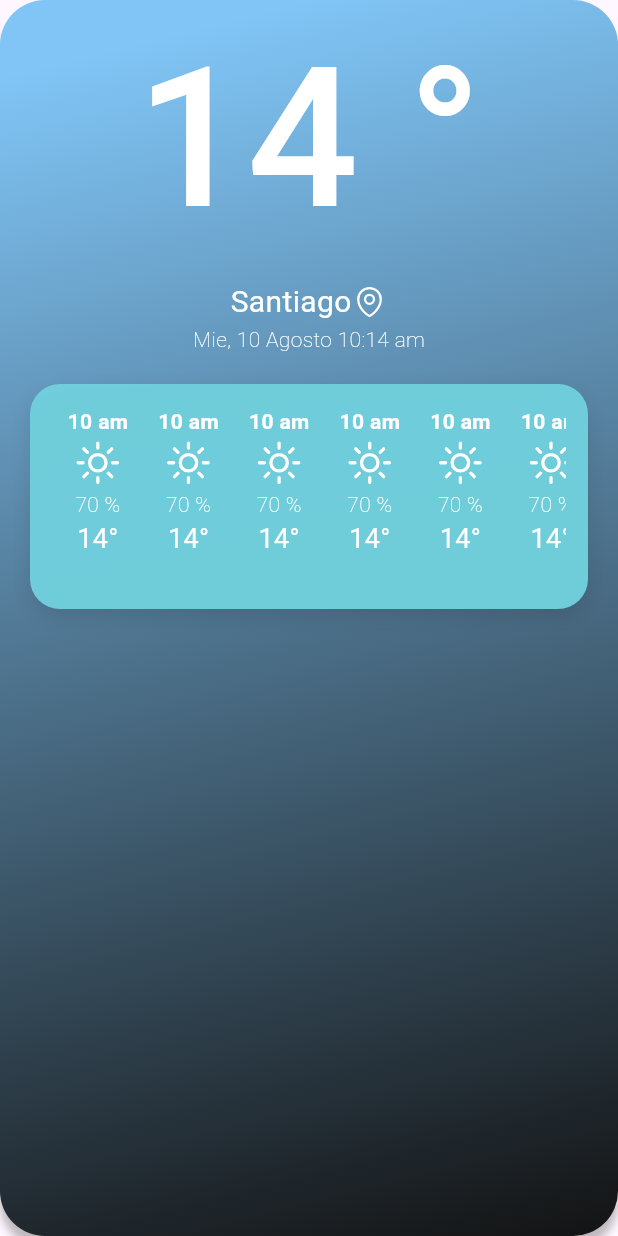
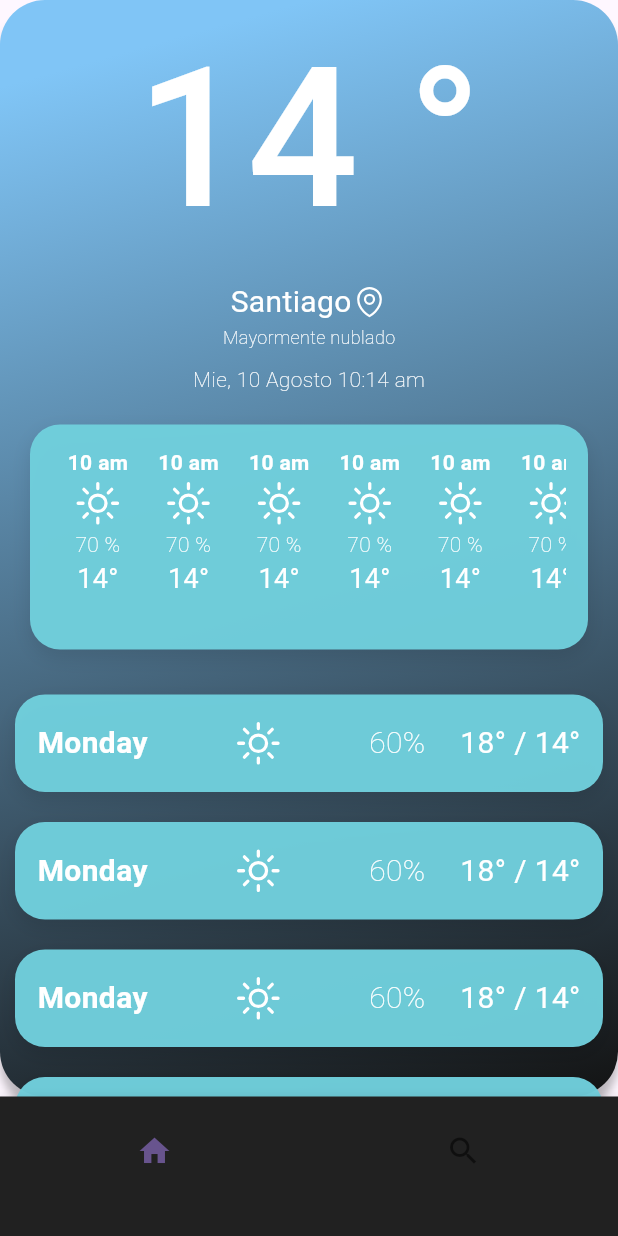
Before and after one commit to dcgx/ClimateApp, a Flutter app: the screen it shows after launch, on a phone screen of 412 x 824 dp. Run offline on Flutter 3.47's test engine with Material 2 defaults, Android fonts, the phone set to English and light mode, and no system bars; our stand-ins replace flutter_svg, geolocator.

Commit message:
✨ feat: daily forecast widgets and search option

```diff
--- a/lib/main.dart
+++ b/lib/main.dart
@@ -36,6 +36,7 @@ class MyApp extends StatelessWidget {
         colorScheme: ColorScheme.fromSeed(seedColor: Colors.deepPurple),
         useMaterial3: true,
       ),
+
       home: const HomeScreen(),
     );
   }
--- a/lib/screens/home_screen.dart
+++ b/lib/screens/home_screen.dart
@@ -2,6 +2,7 @@ import 'package:flutter/material.dart';
 import 'package:flutter_svg/svg.dart';
 import 'package:provider/provider.dart';
 import 'package:weather_app/provider/weather_provider.dart';
+import 'package:weather_app/widgets/daily_forecast_list_widget.dart';
 import 'package:weather_app/widgets/hourly_list_widget.dart';
 
 class HomeScreen extends StatefulWidget {
@@ -32,6 +33,21 @@ class _HomeScreenState extends State<HomeScreen> {
   @override
   Widget build(BuildContext context) {
     return Scaffold(
+        bottomNavigationBar: SizedBox(
+          height: 93,
+          child: BottomNavigationBar(
+
+            backgroundColor: Colors.grey[900], items: [
+            BottomNavigationBarItem(
+              icon: Icon(Icons.home),
+              label: '',
+            ),
+            BottomNavigationBarItem(
+              icon: Icon(Icons.search),
+              label: '',
+            ),
+          ]),
+        ),
         body: Container(
             decoration: BoxDecoration(
               borderRadius: BorderRadius.circular(30),
@@ -94,6 +110,17 @@ class _HomeScreenState extends State<HomeScreen> {
                           ),
                           Container(
                             child: Text(
+                              'Mayormente nublado',
+                              style: TextStyle(
+                                color: Colors.white,
+                                fontWeight: FontWeight.w200,
+                                fontSize: 12,
+                              ),
+                            ),
+                          ),
+                          SizedBox(height: 10),
+                          Container(
+                            child: Text(
                               'Mie, 10 Agosto 10:14 am',
                               style: TextStyle(
                                 color: Colors.white,
@@ -104,7 +131,8 @@ class _HomeScreenState extends State<HomeScreen> {
                           ),
                         ],
                       ),
-                      HourlyListWidget()
+                      HourlyListWidget(),
+                      DailyForecastListWidget()
                     ],
                   );
                 }
--- /dev/null
+++ b/lib/widgets/daily_forecast_list_item_widget.dart
@@ -0,0 +1,60 @@
+import 'package:flutter/material.dart';
+import 'package:flutter_svg/svg.dart';
+
+class DailyForecastListItemWidget extends StatefulWidget {
+  const DailyForecastListItemWidget({super.key});
+
+  @override
+  State<DailyForecastListItemWidget> createState() =>
+      _DailyForecastListItemWidgetState();
+}
+
+class _DailyForecastListItemWidgetState
+    extends State<DailyForecastListItemWidget> {
+  @override
+  Widget build(BuildContext context) {
+    return Container(
+      child: Row(
+          mainAxisAlignment: MainAxisAlignment.spaceBetween,
+          crossAxisAlignment: CrossAxisAlignment.center,
+          children: [
+            Text('Monday',
+                textAlign: TextAlign.center,
+                style: TextStyle(
+                    color: Colors.white,
+                    fontSize: 20,
+                    fontWeight: FontWeight.bold)),
+            SizedBox(width: 10),
+            Container(
+              child: SvgPicture.asset(
+                'assets/icons/sun.svg',
+                height: 35,
+                color: Colors.white,
+              ),
+            ),
+            SizedBox(width: 10),
+            Text('60%',
+                style: TextStyle(
+                    color: Colors.white,
+                    fontSize: 20,
+                    fontWeight: FontWeight.w200)),
+            Text('18° / 14°',
+                style: TextStyle(
+                    color: Colors.white,
+                    fontSize: 20,
+                    fontWeight: FontWeight.normal)),
+          ]),
+      margin: const EdgeInsets.all(10),
+      padding: const EdgeInsets.all(15),
+      decoration: BoxDecoration(
+          color: Color.fromARGB(247, 112, 207, 220),
+          borderRadius: BorderRadius.circular(20),
+          boxShadow: [
+            BoxShadow(
+                color: Colors.black.withOpacity(0.1),
+                blurRadius: 10,
+                offset: Offset(0, 5))
+          ]),
+    );
+  }
+}
--- /dev/null
+++ b/lib/widgets/daily_forecast_list_widget.dart
@@ -0,0 +1,32 @@
+import 'package:flutter/material.dart';
+import 'package:flutter_svg/svg.dart';
+import 'package:weather_app/widgets/daily_forecast_list_item_widget.dart';
+
+class DailyForecastListWidget extends StatefulWidget {
+  const DailyForecastListWidget({super.key});
+
+  @override
+  State<DailyForecastListWidget> createState() =>
+      _DailyForecastListWidgetState();
+}
+
+class _DailyForecastListWidgetState extends State<DailyForecastListWidget> {
+  @override
+  Widget build(BuildContext context) {
+    return Column(
+      children: [
+        Container(
+          height: 400,
+          child: ListView(scrollDirection: Axis.vertical, children: [
+            DailyForecastListItemWidget(),
+            DailyForecastListItemWidget(),
+            DailyForecastListItemWidget(),
+            DailyForecastListItemWidget(),
+            DailyForecastListItemWidget(),
+            DailyForecastListItemWidget(),
+          ]),
+        )
+      ],
+    );
+  }
+}
```
